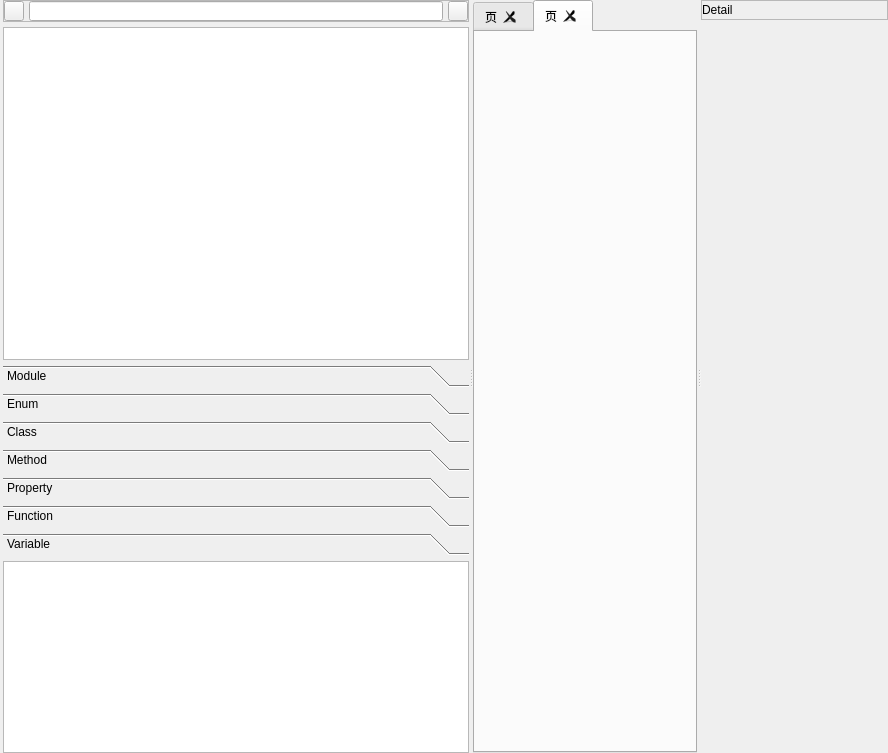
Above: XS/source/AST/ASTTabWidget.ui from xenginez/X before the change. Below: the same form after it.
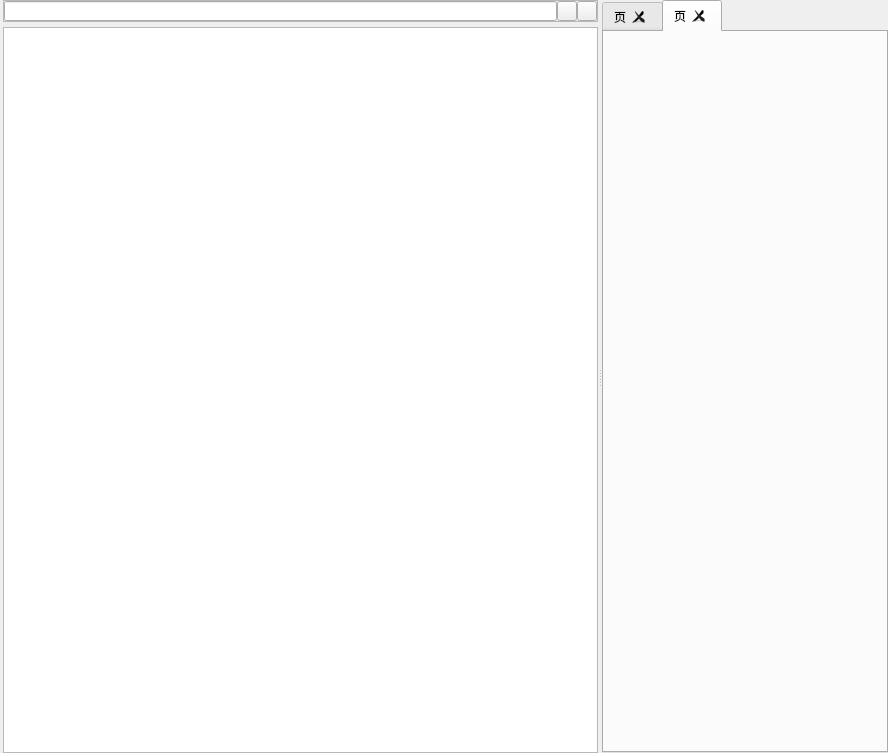
That is the form after the change.

Diff of the .ui file:
```diff
--- a/XS/source/AST/ASTTabWidget.ui
+++ b/XS/source/AST/ASTTabWidget.ui
@@ -61,7 +61,7 @@
          </property>
          <layout class="QHBoxLayout" name="horizontalLayout">
           <property name="spacing">
-           <number>5</number>
+           <number>0</number>
           </property>
           <property name="leftMargin">
            <number>0</number>
@@ -75,25 +75,6 @@
           <property name="bottomMargin">
            <number>0</number>
           </property>
-          <item>
-           <widget class="QToolButton" name="add">
-            <property name="minimumSize">
-             <size>
-              <width>20</width>
-              <height>20</height>
-             </size>
-            </property>
-            <property name="maximumSize">
-             <size>
-              <width>20</width>
-              <height>20</height>
-             </size>
-            </property>
-            <property name="text">
-             <string/>
-            </property>
-           </widget>
-          </item>
           <item>
            <widget class="QLineEdit" name="search">
             <property name="minimumSize">
@@ -114,7 +95,26 @@
            </widget>
           </item>
           <item>
-           <widget class="QToolButton" name="tool">
+           <widget class="QToolButton" name="expand">
+            <property name="minimumSize">
+             <size>
+              <width>20</width>
+              <height>20</height>
+             </size>
+            </property>
+            <property name="maximumSize">
+             <size>
+              <width>20</width>
+              <height>20</height>
+             </size>
+            </property>
+            <property name="text">
+             <string/>
+            </property>
+           </widget>
+          </item>
+          <item>
+           <widget class="QToolButton" name="collapse">
             <property name="minimumSize">
              <size>
               <width>20</width>
@@ -150,272 +150,6 @@
          </column>
         </widget>
        </item>
-       <item>
-        <widget class="QToolBox" name="toolBox">
-         <property name="currentIndex">
-          <number>6</number>
-         </property>
-         <widget class="QWidget" name="Module">
-          <property name="geometry">
-           <rect>
-            <x>0</x>
-            <y>0</y>
-            <width>471</width>
-            <height>192</height>
-           </rect>
-          </property>
-          <attribute name="label">
-           <string>Module</string>
-          </attribute>
-          <layout class="QVBoxLayout" name="verticalLayout_4">
-           <property name="spacing">
-            <number>0</number>
-           </property>
-           <property name="leftMargin">
-            <number>0</number>
-           </property>
-           <property name="topMargin">
-            <number>0</number>
-           </property>
-           <property name="rightMargin">
-            <number>0</number>
-           </property>
-           <property name="bottomMargin">
-            <number>0</number>
-           </property>
-           <item>
-            <widget class="QListWidget" name="module_list">
-             <property name="editTriggers">
-              <set>QAbstractItemView::EditKeyPressed|QAbstractItemView::SelectedClicked</set>
-             </property>
-            </widget>
-           </item>
-          </layout>
-         </widget>
-         <widget class="QWidget" name="Enum">
-          <property name="geometry">
-           <rect>
-            <x>0</x>
-            <y>0</y>
-            <width>471</width>
-            <height>192</height>
-           </rect>
-          </property>
-          <attribute name="label">
-           <string>Enum</string>
-          </attribute>
-          <layout class="QVBoxLayout" name="verticalLayout_5">
-           <property name="spacing">
-            <number>0</number>
-           </property>
-           <property name="leftMargin">
-            <number>0</number>
-           </property>
-           <property name="topMargin">
-            <number>0</number>
-           </property>
-           <property name="rightMargin">
-            <number>0</number>
-           </property>
-           <property name="bottomMargin">
-            <number>0</number>
-           </property>
-           <item>
-            <widget class="QListWidget" name="enum_list">
-             <property name="editTriggers">
-              <set>QAbstractItemView::EditKeyPressed|QAbstractItemView::SelectedClicked</set>
-             </property>
-            </widget>
-           </item>
-          </layout>
-         </widget>
-         <widget class="QWidget" name="Class">
-          <property name="geometry">
-           <rect>
-            <x>0</x>
-            <y>0</y>
-            <width>471</width>
-            <height>192</height>
-           </rect>
-          </property>
-          <attribute name="label">
-           <string>Class</string>
-          </attribute>
-          <layout class="QVBoxLayout" name="verticalLayout_6">
-           <property name="spacing">
-            <number>0</number>
-           </property>
-           <property name="leftMargin">
-            <number>0</number>
-           </property>
-           <property name="topMargin">
-            <number>0</number>
-           </property>
-           <property name="rightMargin">
-            <number>0</number>
-           </property>
-           <property name="bottomMargin">
-            <number>0</number>
-           </property>
-           <item>
-            <widget class="QListWidget" name="class_list">
-             <property name="editTriggers">
-              <set>QAbstractItemView::EditKeyPressed|QAbstractItemView::SelectedClicked</set>
-             </property>
-            </widget>
-           </item>
-          </layout>
-         </widget>
-         <widget class="QWidget" name="Method">
-          <property name="geometry">
-           <rect>
-            <x>0</x>
-            <y>0</y>
-            <width>471</width>
-            <height>192</height>
-           </rect>
-          </property>
-          <attribute name="label">
-           <string>Method</string>
-          </attribute>
-          <layout class="QVBoxLayout" name="verticalLayout_7">
-           <property name="spacing">
-            <number>0</number>
-           </property>
-           <property name="leftMargin">
-            <number>0</number>
-           </property>
-           <property name="topMargin">
-            <number>0</number>
-           </property>
-           <property name="rightMargin">
-            <number>0</number>
-           </property>
-           <property name="bottomMargin">
-            <number>0</number>
-           </property>
-           <item>
-            <widget class="QListWidget" name="method_list">
-             <property name="editTriggers">
-              <set>QAbstractItemView::EditKeyPressed|QAbstractItemView::SelectedClicked</set>
-             </property>
-            </widget>
-           </item>
-          </layout>
-         </widget>
-         <widget class="QWidget" name="Property">
-          <property name="geometry">
-           <rect>
-            <x>0</x>
-            <y>0</y>
-            <width>471</width>
-            <height>192</height>
-           </rect>
-          </property>
-          <attribute name="label">
-           <string>Property</string>
-          </attribute>
-          <layout class="QVBoxLayout" name="verticalLayout_8">
-           <property name="spacing">
-            <number>0</number>
-           </property>
-           <property name="leftMargin">
-            <number>0</number>
-           </property>
-           <property name="topMargin">
-            <number>0</number>
-           </property>
-           <property name="rightMargin">
-            <number>0</number>
-           </property>
-           <property name="bottomMargin">
-            <number>0</number>
-           </property>
-           <item>
-            <widget class="QListWidget" name="property_list">
-             <property name="editTriggers">
-              <set>QAbstractItemView::EditKeyPressed|QAbstractItemView::SelectedClicked</set>
-             </property>
-            </widget>
-           </item>
-          </layout>
-         </widget>
-         <widget class="QWidget" name="Function">
-          <property name="geometry">
-           <rect>
-            <x>0</x>
-            <y>0</y>
-            <width>471</width>
-            <height>192</height>
-           </rect>
-          </property>
-          <attribute name="label">
-           <string>Function</string>
-          </attribute>
-          <layout class="QVBoxLayout" name="verticalLayout_9">
-           <property name="spacing">
-            <number>0</number>
-           </property>
-           <property name="leftMargin">
-            <number>0</number>
-           </property>
-           <property name="topMargin">
-            <number>0</number>
-           </property>
-           <property name="rightMargin">
-            <number>0</number>
-           </property>
-           <property name="bottomMargin">
-            <number>0</number>
-           </property>
-           <item>
-            <widget class="QListWidget" name="function_list">
-             <property name="editTriggers">
-              <set>QAbstractItemView::EditKeyPressed|QAbstractItemView::SelectedClicked</set>
-             </property>
-            </widget>
-           </item>
-          </layout>
-         </widget>
-         <widget class="QWidget" name="Variable">
-          <property name="geometry">
-           <rect>
-            <x>0</x>
-            <y>0</y>
-            <width>471</width>
-            <height>192</height>
-           </rect>
-          </property>
-          <attribute name="label">
-           <string>Variable</string>
-          </attribute>
-          <layout class="QVBoxLayout" name="verticalLayout_10">
-           <property name="spacing">
-            <number>0</number>
-           </property>
-           <property name="leftMargin">
-            <number>0</number>
-           </property>
-           <property name="topMargin">
-            <number>0</number>
-           </property>
-           <property name="rightMargin">
-            <number>0</number>
-           </property>
-           <property name="bottomMargin">
-            <number>0</number>
-           </property>
-           <item>
-            <widget class="QListWidget" name="variable_list">
-             <property name="editTriggers">
-              <set>QAbstractItemView::EditKeyPressed|QAbstractItemView::SelectedClicked</set>
-             </property>
-            </widget>
-           </item>
-          </layout>
-         </widget>
-        </widget>
-       </item>
       </layout>
      </widget>
      <widget class="QTabWidget" name="tabWidget">
@@ -439,124 +173,6 @@
        </attribute>
       </widget>
      </widget>
-     <widget class="QWidget" name="inspector" native="true">
-      <layout class="QVBoxLayout" name="verticalLayout_3">
-       <property name="spacing">
-        <number>5</number>
-       </property>
-       <property name="leftMargin">
-        <number>0</number>
-       </property>
-       <property name="topMargin">
-        <number>0</number>
-       </property>
-       <property name="rightMargin">
-        <number>0</number>
-       </property>
-       <property name="bottomMargin">
-        <number>0</number>
-       </property>
-       <item>
-        <widget class="QFrame" name="frame_2">
-         <property name="sizePolicy">
-          <sizepolicy hsizetype="Preferred" vsizetype="Fixed">
-           <horstretch>0</horstretch>
-           <verstretch>0</verstretch>
-          </sizepolicy>
-         </property>
-         <property name="minimumSize">
-          <size>
-           <width>0</width>
-           <height>20</height>
-          </size>
-         </property>
-         <property name="maximumSize">
-          <size>
-           <width>16777215</width>
-           <height>20</height>
-          </size>
-         </property>
-         <property name="frameShape">
-          <enum>QFrame::StyledPanel</enum>
-         </property>
-         <property name="frameShadow">
-          <enum>QFrame::Raised</enum>
-         </property>
-         <layout class="QHBoxLayout" name="horizontalLayout_2">
-          <property name="spacing">
-           <number>0</number>
-          </property>
-          <property name="leftMargin">
-           <number>0</number>
-          </property>
-          <property name="topMargin">
-           <number>0</number>
-          </property>
-          <property name="rightMargin">
-           <number>0</number>
-          </property>
-          <property name="bottomMargin">
-           <number>0</number>
-          </property>
-          <item>
-           <widget class="QLabel" name="detail_title">
-            <property name="text">
-             <string>Detail</string>
-            </property>
-           </widget>
-          </item>
-          <item>
-           <spacer name="horizontalSpacer">
-            <property name="orientation">
-             <enum>Qt::Horizontal</enum>
-            </property>
-            <property name="sizeHint" stdset="0">
-             <size>
-              <width>14</width>
-              <height>15</height>
-             </size>
-            </property>
-           </spacer>
-          </item>
-         </layout>
-        </widget>
-       </item>
-       <item>
-        <widget class="QWidget" name="detail" native="true">
-         <layout class="QVBoxLayout" name="detail_layout">
-          <property name="spacing">
-           <number>0</number>
-          </property>
-          <property name="leftMargin">
-           <number>0</number>
-          </property>
-          <property name="topMargin">
-           <number>0</number>
-          </property>
-          <property name="rightMargin">
-           <number>0</number>
-          </property>
-          <property name="bottomMargin">
-           <number>0</number>
-          </property>
-          <item>
-           <spacer name="horizontalSpacer_2">
-            <property name="orientation">
-             <enum>Qt::Horizontal</enum>
-            </property>
-            <property name="sizeHint" stdset="0">
-             <size>
-              <width>103</width>
-              <height>0</height>
-             </size>
-            </property>
-           </spacer>
-          </item>
-         </layout>
-        </widget>
-       </item>
-      </layout>
-     </widget>
     </widget>
    </item>
   </layout>
```
Left out of the diff: 3 changed lines with no effect on the pictures.
